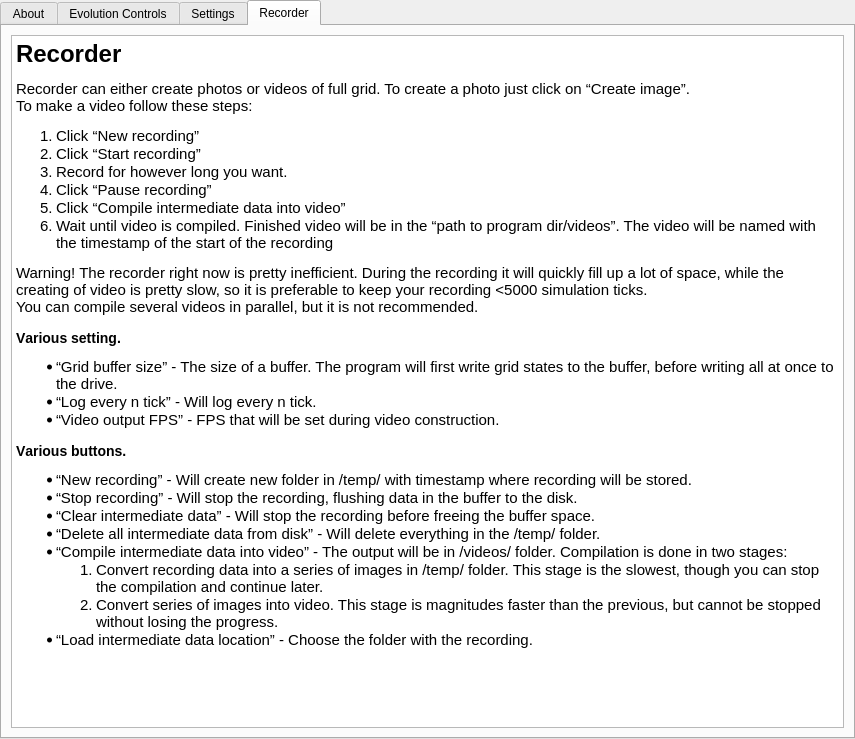
Before: the Qt Designer form Source/UiFiles/info.ui in SuperSpaceEye/LifeEngineExtended, drawn with Qt 5.
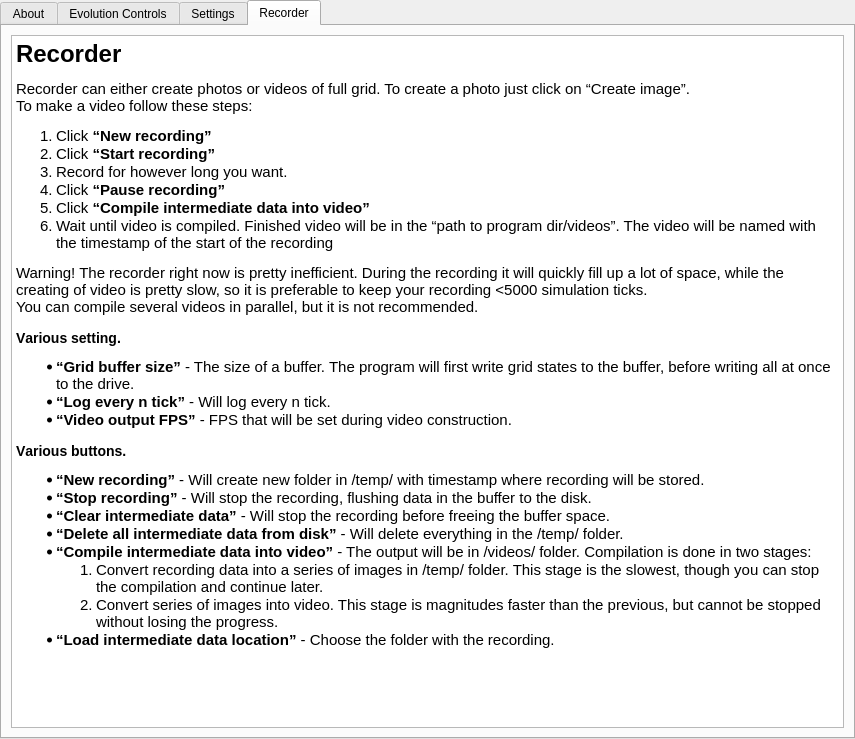
After: the same form once the commit is applied. The open tabs and pages were chosen to show the change.

Commit message: Now it's really finished.

Patch:
```diff
--- a/Source/UiFiles/info.ui
+++ b/Source/UiFiles/info.ui
@@ -160,26 +160,26 @@
 &lt;/style&gt;&lt;/head&gt;&lt;body style=&quot; font-family:'Ubuntu'; font-size:11pt; font-weight:400; font-style:normal;&quot;&gt;
 &lt;h1 style=&quot; margin-top:18px; margin-bottom:12px; margin-left:0px; margin-right:0px; -qt-block-indent:0; text-indent:0px;&quot;&gt;&lt;a name=&quot;Recorder_0&quot;&gt;&lt;/a&gt;&lt;span style=&quot; font-size:xx-large; font-weight:600;&quot;&gt;R&lt;/span&gt;&lt;span style=&quot; font-size:xx-large; font-weight:600;&quot;&gt;ecorder&lt;/span&gt;&lt;/h1&gt;
 &lt;p style=&quot; margin-top:12px; margin-bottom:12px; margin-left:0px; margin-right:0px; -qt-block-indent:0; text-indent:0px;&quot;&gt;Recorder can either create photos or videos of full grid. To create a photo just click on “Create image”.&lt;br /&gt;To make a video follow these steps:&lt;/p&gt;
-&lt;ol style=&quot;margin-top: 0px; margin-bottom: 0px; margin-left: 0px; margin-right: 0px; -qt-list-indent: 1;&quot;&gt;&lt;li style=&quot; margin-top:12px; margin-bottom:0px; margin-left:0px; margin-right:0px; -qt-block-indent:0; text-indent:0px;&quot;&gt;Click “New recording”&lt;/li&gt;
-&lt;li style=&quot; margin-top:0px; margin-bottom:0px; margin-left:0px; margin-right:0px; -qt-block-indent:0; text-indent:0px;&quot;&gt;Click “Start recording”&lt;/li&gt;
+&lt;ol style=&quot;margin-top: 0px; margin-bottom: 0px; margin-left: 0px; margin-right: 0px; -qt-list-indent: 1;&quot;&gt;&lt;li style=&quot; margin-top:12px; margin-bottom:0px; margin-left:0px; margin-right:0px; -qt-block-indent:0; text-indent:0px;&quot;&gt;Click &lt;span style=&quot; font-weight:600;&quot;&gt;“New recording”&lt;/span&gt;&lt;/li&gt;
+&lt;li style=&quot; margin-top:0px; margin-bottom:0px; margin-left:0px; margin-right:0px; -qt-block-indent:0; text-indent:0px;&quot;&gt;Click &lt;span style=&quot; font-weight:600;&quot;&gt;“Start recording”&lt;/span&gt;&lt;/li&gt;
 &lt;li style=&quot; margin-top:0px; margin-bottom:0px; margin-left:0px; margin-right:0px; -qt-block-indent:0; text-indent:0px;&quot;&gt;Record for however long you want.&lt;/li&gt;
-&lt;li style=&quot; margin-top:0px; margin-bottom:0px; margin-left:0px; margin-right:0px; -qt-block-indent:0; text-indent:0px;&quot;&gt;Click “Pause recording”&lt;/li&gt;
-&lt;li style=&quot; margin-top:0px; margin-bottom:0px; margin-left:0px; margin-right:0px; -qt-block-indent:0; text-indent:0px;&quot;&gt;Click “Compile intermediate data into video”&lt;/li&gt;
+&lt;li style=&quot; margin-top:0px; margin-bottom:0px; margin-left:0px; margin-right:0px; -qt-block-indent:0; text-indent:0px;&quot;&gt;Click &lt;span style=&quot; font-weight:600;&quot;&gt;“Pause recording”&lt;/span&gt;&lt;/li&gt;
+&lt;li style=&quot; margin-top:0px; margin-bottom:0px; margin-left:0px; margin-right:0px; -qt-block-indent:0; text-indent:0px;&quot;&gt;Click &lt;span style=&quot; font-weight:600;&quot;&gt;“Compile intermediate data into video”&lt;/span&gt;&lt;/li&gt;
 &lt;li style=&quot; margin-top:0px; margin-bottom:12px; margin-left:0px; margin-right:0px; -qt-block-indent:0; text-indent:0px;&quot;&gt;Wait until video is compiled. Finished video will be in the “path to program dir/videos”. The video will be named with the timestamp of the start of the recording&lt;/li&gt;&lt;/ol&gt;
 &lt;p style=&quot; margin-top:12px; margin-bottom:12px; margin-left:0px; margin-right:0px; -qt-block-indent:0; text-indent:0px;&quot;&gt;Warning! The recorder right now is pretty inefficient. During the recording it will quickly fill up a lot of space, while the creating of video is pretty slow, so it is preferable to keep your recording &amp;lt;5000 simulation ticks.&lt;br /&gt;You can compile several videos in parallel, but it is not recommended.&lt;/p&gt;
 &lt;h3 style=&quot; margin-top:14px; margin-bottom:12px; margin-left:0px; margin-right:0px; -qt-block-indent:0; text-indent:0px;&quot;&gt;&lt;a name=&quot;Various_setting_13&quot;&gt;&lt;/a&gt;&lt;span style=&quot; font-size:large; font-weight:600;&quot;&gt;V&lt;/span&gt;&lt;span style=&quot; font-size:large; font-weight:600;&quot;&gt;arious setting.&lt;/span&gt;&lt;/h3&gt;
-&lt;ul style=&quot;margin-top: 0px; margin-bottom: 0px; margin-left: 0px; margin-right: 0px; -qt-list-indent: 1;&quot;&gt;&lt;li style=&quot; margin-top:12px; margin-bottom:0px; margin-left:0px; margin-right:0px; -qt-block-indent:0; text-indent:0px;&quot;&gt;“Grid buffer size” - The size of a buffer. The program will first write grid states to the buffer, before writing all at once to the drive.&lt;/li&gt;
-&lt;li style=&quot; margin-top:0px; margin-bottom:0px; margin-left:0px; margin-right:0px; -qt-block-indent:0; text-indent:0px;&quot;&gt;“Log every n tick” - Will log every n tick.&lt;/li&gt;
-&lt;li style=&quot; margin-top:0px; margin-bottom:12px; margin-left:0px; margin-right:0px; -qt-block-indent:0; text-indent:0px;&quot;&gt;“Video output FPS” - FPS that will be set during video construction.&lt;/li&gt;&lt;/ul&gt;
+&lt;ul style=&quot;margin-top: 0px; margin-bottom: 0px; margin-left: 0px; margin-right: 0px; -qt-list-indent: 1;&quot;&gt;&lt;li style=&quot; margin-top:12px; margin-bottom:0px; margin-left:0px; margin-right:0px; -qt-block-indent:0; text-indent:0px;&quot;&gt;&lt;span style=&quot; font-weight:600;&quot;&gt;“Grid buffer size”&lt;/span&gt; - The size of a buffer. The program will first write grid states to the buffer, before writing all at once to the drive.&lt;/li&gt;
+&lt;li style=&quot; margin-top:0px; margin-bottom:0px; margin-left:0px; margin-right:0px; -qt-block-indent:0; text-indent:0px;&quot;&gt;&lt;span style=&quot; font-weight:600;&quot;&gt;“Log every n tick”&lt;/span&gt; - Will log every n tick.&lt;/li&gt;
+&lt;li style=&quot; margin-top:0px; margin-bottom:12px; margin-left:0px; margin-right:0px; -qt-block-indent:0; text-indent:0px;&quot;&gt;&lt;span style=&quot; font-weight:600;&quot;&gt;“Video output FPS”&lt;/span&gt; - FPS that will be set during video construction.&lt;/li&gt;&lt;/ul&gt;
 &lt;h3 style=&quot; margin-top:14px; margin-bottom:12px; margin-left:0px; margin-right:0px; -qt-block-indent:0; text-indent:0px;&quot;&gt;&lt;a name=&quot;Various_buttons_18&quot;&gt;&lt;/a&gt;&lt;span style=&quot; font-size:large; font-weight:600;&quot;&gt;V&lt;/span&gt;&lt;span style=&quot; font-size:large; font-weight:600;&quot;&gt;arious buttons.&lt;/span&gt;&lt;/h3&gt;
-&lt;ul style=&quot;margin-top: 0px; margin-bottom: 0px; margin-left: 0px; margin-right: 0px; -qt-list-indent: 1;&quot;&gt;&lt;li style=&quot; margin-top:12px; margin-bottom:0px; margin-left:0px; margin-right:0px; -qt-block-indent:0; text-indent:0px;&quot;&gt;“New recording” - Will create new folder in /temp/ with timestamp where recording will be stored.&lt;/li&gt;
-&lt;li style=&quot; margin-top:0px; margin-bottom:0px; margin-left:0px; margin-right:0px; -qt-block-indent:0; text-indent:0px;&quot;&gt;“Stop recording” - Will stop the recording, flushing data in the buffer to the disk.&lt;/li&gt;
-&lt;li style=&quot; margin-top:0px; margin-bottom:0px; margin-left:0px; margin-right:0px; -qt-block-indent:0; text-indent:0px;&quot;&gt;“Clear intermediate data” - Will stop the recording before freeing the buffer space.&lt;/li&gt;
-&lt;li style=&quot; margin-top:0px; margin-bottom:0px; margin-left:0px; margin-right:0px; -qt-block-indent:0; text-indent:0px;&quot;&gt;“Delete all intermediate data from disk” - Will delete everything in the /temp/ folder.&lt;/li&gt;
-&lt;li style=&quot; margin-top:0px; margin-bottom:0px; margin-left:0px; margin-right:0px; -qt-block-indent:0; text-indent:0px;&quot;&gt;“Compile intermediate data into video” - The output will be in /videos/ folder. Compilation is done in two stages:&lt;/li&gt;
+&lt;ul style=&quot;margin-top: 0px; margin-bottom: 0px; margin-left: 0px; margin-right: 0px; -qt-list-indent: 1;&quot;&gt;&lt;li style=&quot; margin-top:12px; margin-bottom:0px; margin-left:0px; margin-right:0px; -qt-block-indent:0; text-indent:0px;&quot;&gt;&lt;span style=&quot; font-weight:600;&quot;&gt;“New recording”&lt;/span&gt; - Will create new folder in /temp/ with timestamp where recording will be stored.&lt;/li&gt;
+&lt;li style=&quot; margin-top:0px; margin-bottom:0px; margin-left:0px; margin-right:0px; -qt-block-indent:0; text-indent:0px;&quot;&gt;&lt;span style=&quot; font-weight:600;&quot;&gt;“Stop recording”&lt;/span&gt; - Will stop the recording, flushing data in the buffer to the disk.&lt;/li&gt;
+&lt;li style=&quot; margin-top:0px; margin-bottom:0px; margin-left:0px; margin-right:0px; -qt-block-indent:0; text-indent:0px;&quot;&gt;&lt;span style=&quot; font-weight:600;&quot;&gt;“Clear intermediate data”&lt;/span&gt; - Will stop the recording before freeing the buffer space.&lt;/li&gt;
+&lt;li style=&quot; margin-top:0px; margin-bottom:0px; margin-left:0px; margin-right:0px; -qt-block-indent:0; text-indent:0px;&quot;&gt;&lt;span style=&quot; font-weight:600;&quot;&gt;“Delete all intermediate data from disk”&lt;/span&gt; - Will delete everything in the /temp/ folder.&lt;/li&gt;
+&lt;li style=&quot; margin-top:0px; margin-bottom:0px; margin-left:0px; margin-right:0px; -qt-block-indent:0; text-indent:0px;&quot;&gt;&lt;span style=&quot; font-weight:600;&quot;&gt;“Compile intermediate data into video”&lt;/span&gt; - The output will be in /videos/ folder. Compilation is done in two stages:&lt;/li&gt;
 &lt;ol style=&quot;margin-top: 0px; margin-bottom: 0px; margin-left: 0px; margin-right: 0px; -qt-list-indent: 2;&quot;&gt;&lt;li style=&quot; margin-top:0px; margin-bottom:0px; margin-left:0px; margin-right:0px; -qt-block-indent:0; text-indent:0px;&quot;&gt;Convert recording data into a series of images in /temp/ folder. This stage is the slowest, though you can stop the compilation and continue later.&lt;/li&gt;
 &lt;li style=&quot; margin-top:0px; margin-bottom:0px; margin-left:0px; margin-right:0px; -qt-block-indent:0; text-indent:0px;&quot;&gt;Convert series of images into video. This stage is magnitudes faster than the previous, but cannot be stopped without losing the progress.&lt;/li&gt;&lt;/ol&gt;
-&lt;li style=&quot; margin-top:0px; margin-bottom:12px; margin-left:0px; margin-right:0px; -qt-block-indent:0; text-indent:0px;&quot;&gt;“Load intermediate data location” - Choose the folder with the recording.&lt;/li&gt;&lt;/ul&gt;&lt;/body&gt;&lt;/html&gt;</string>
+&lt;li style=&quot; margin-top:0px; margin-bottom:12px; margin-left:0px; margin-right:0px; -qt-block-indent:0; text-indent:0px;&quot;&gt;&lt;span style=&quot; font-weight:600;&quot;&gt;“Load intermediate data location”&lt;/span&gt; - Choose the folder with the recording.&lt;/li&gt;&lt;/ul&gt;&lt;/body&gt;&lt;/html&gt;</string>
          </property>
         </widget>
        </item>
```
The commit also changes 2 other files.
